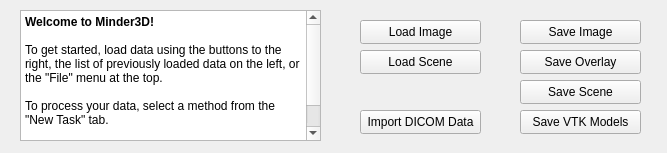
Qt form src/minder3d/lib/sovWelcomePanelWidget.ui (aylward/Minder3D) before a commit.
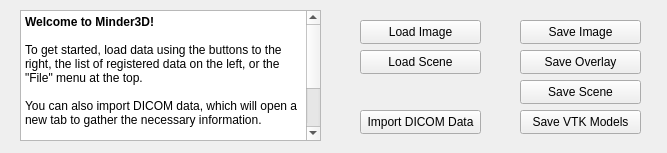
The same form after that commit.

Diff of the .ui file:
```diff
--- a/src/minder3d/lib/sovWelcomePanelWidget.ui
+++ b/src/minder3d/lib/sovWelcomePanelWidget.ui
@@ -35,7 +35,9 @@
 &lt;/style&gt;&lt;/head&gt;&lt;body style=&quot; font-family:'Segoe UI'; font-size:9pt; font-weight:400; font-style:normal;&quot;&gt;
 &lt;p style=&quot; margin-top:0px; margin-bottom:0px; margin-left:0px; margin-right:0px; -qt-block-indent:0; text-indent:0px;&quot;&gt;&lt;span style=&quot; font-weight:700;&quot;&gt;Welcome to Minder3D!&lt;/span&gt;&lt;/p&gt;
 &lt;p style=&quot;-qt-paragraph-type:empty; margin-top:0px; margin-bottom:0px; margin-left:0px; margin-right:0px; -qt-block-indent:0; text-indent:0px;&quot;&gt;&lt;br /&gt;&lt;/p&gt;
-&lt;p style=&quot; margin-top:0px; margin-bottom:0px; margin-left:0px; margin-right:0px; -qt-block-indent:0; text-indent:0px;&quot;&gt;To get started, load data using the buttons to the right, the list of previously loaded data on the left, or the &amp;quot;File&amp;quot; menu at the top.&lt;/p&gt;
+&lt;p style=&quot; margin-top:0px; margin-bottom:0px; margin-left:0px; margin-right:0px; -qt-block-indent:0; text-indent:0px;&quot;&gt;To get started, load data using the buttons to the right, the list of registered data on the left, or the &amp;quot;File&amp;quot; menu at the top.&lt;/p&gt;
+&lt;p style=&quot;-qt-paragraph-type:empty; margin-top:0px; margin-bottom:0px; margin-left:0px; margin-right:0px; -qt-block-indent:0; text-indent:0px;&quot;&gt;&lt;br /&gt;&lt;/p&gt;
+&lt;p style=&quot; margin-top:0px; margin-bottom:0px; margin-left:0px; margin-right:0px; -qt-block-indent:0; text-indent:0px;&quot;&gt;You can also import DICOM data, which will open a new tab to gather the necessary information.&lt;/p&gt;
 &lt;p style=&quot;-qt-paragraph-type:empty; margin-top:0px; margin-bottom:0px; margin-left:0px; margin-right:0px; -qt-block-indent:0; text-indent:0px;&quot;&gt;&lt;br /&gt;&lt;/p&gt;
 &lt;p style=&quot; margin-top:0px; margin-bottom:0px; margin-left:0px; margin-right:0px; -qt-block-indent:0; text-indent:0px;&quot;&gt;To process your data, select a method from the &amp;quot;New Task&amp;quot; tab.&lt;/p&gt;
 &lt;p style=&quot;-qt-paragraph-type:empty; margin-top:0px; margin-bottom:0px; margin-left:0px; margin-right:0px; -qt-block-indent:0; text-indent:0px;&quot;&gt;&lt;br /&gt;&lt;/p&gt;
```
Left out of the diff: 2 changed lines with no effect on the pictures.
